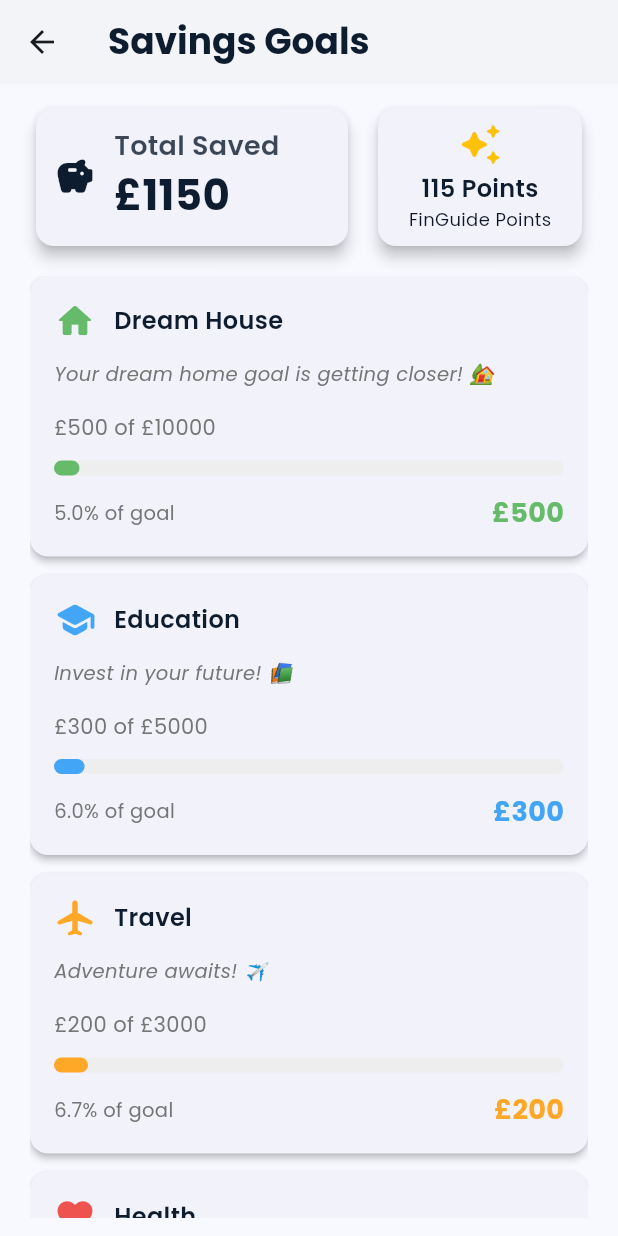
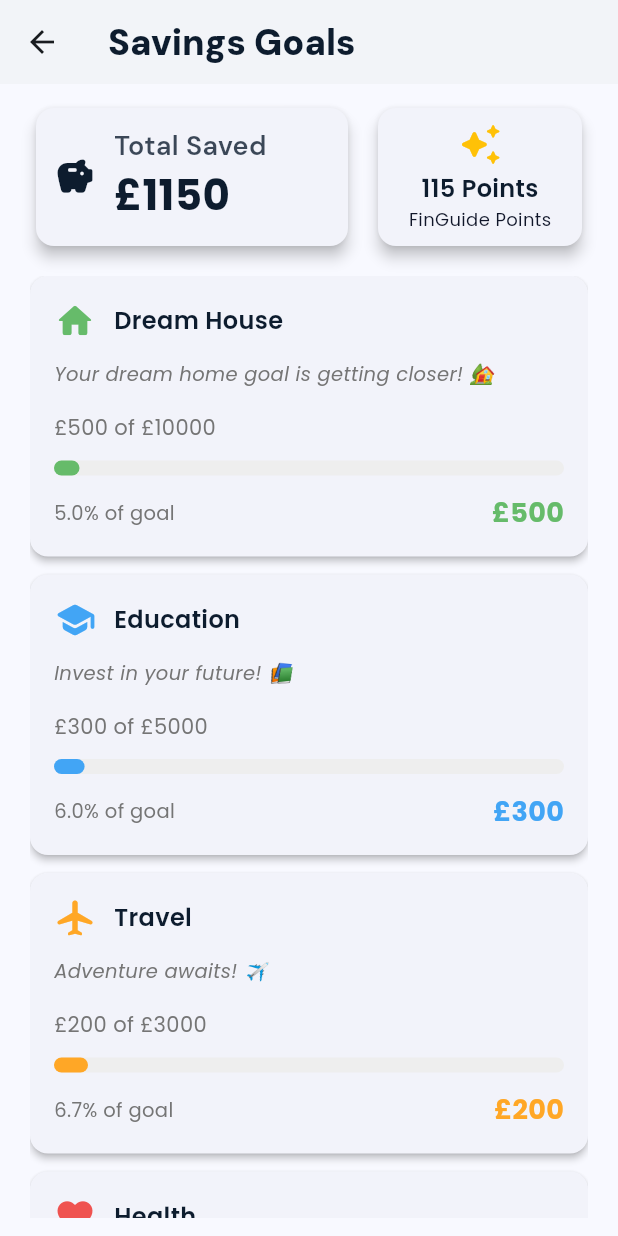
Before and after one commit to bimalsharma07/FinGuide, a Flutter app: the SavingsScreen screen opened directly, on a phone screen of 412 x 824 dp. Run offline on Flutter 3.47's test engine with Material 3 defaults, Android fonts, the phone set to English and light mode, and no system bars; our stand-ins replace animated_text_kit, google_fonts.

Commit message:
Update savings_screen.dart
Small UI changes

```diff
--- a/lib/screens/savings_screen.dart
+++ b/lib/screens/savings_screen.dart
@@ -28,8 +28,8 @@ class _SavingsScreenState extends State<SavingsScreen> {
     return Scaffold(
       appBar: AppBar(
         title: Text('Savings Goals',
-          style: GoogleFonts.poppins(
-            fontWeight: FontWeight.w700,
+          style: GoogleFonts.dmSans(
+            fontWeight: FontWeight.w900,
             color: primaryColor,
             fontSize: 24,
           ),
@@ -92,7 +92,7 @@ class _SavingsScreenState extends State<SavingsScreen> {
               crossAxisAlignment: CrossAxisAlignment.start,
               children: [
                 Text('Total Saved',
-                  style: GoogleFonts.poppins(
+                  style: GoogleFonts.dmSans(
                     fontSize: 18,
                     fontWeight: FontWeight.w600,
                     color: primaryColor.withOpacity(0.8),
```
